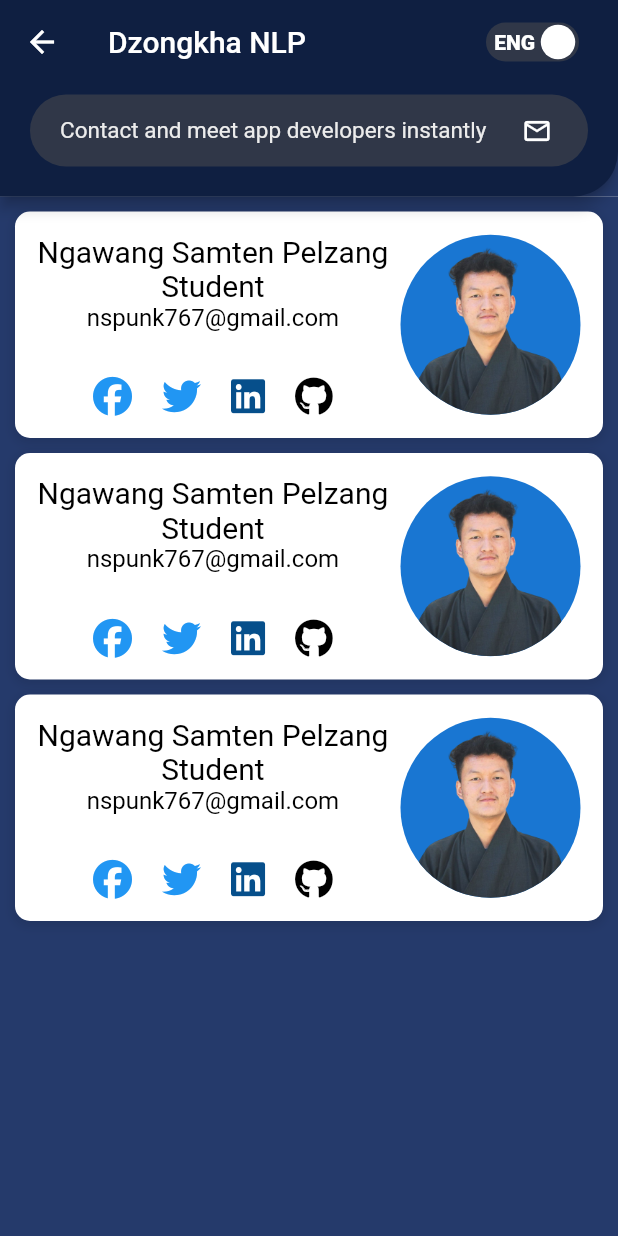
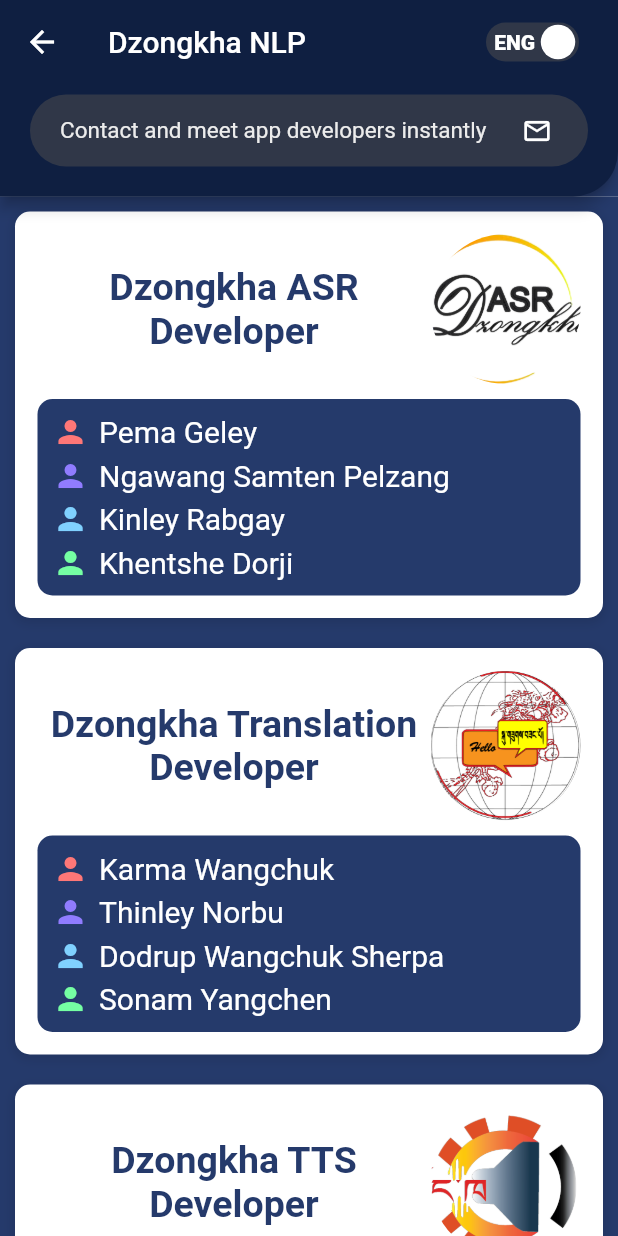
Before and after one commit to kinleyrabgay/nlp-v0, a Flutter app: the Developer screen opened directly, on a phone screen of 412 x 824 dp. Run offline on Flutter 3.47's test engine with Material 2 defaults, Android fonts, the phone set to English and light mode, and no system bars; drawn by our look-alikes of flutter_switch; our stand-ins replace assets_audio_player, audioplayers, file_picker, flutter_spinkit, flutter_svg, font_awesome_flutter and 2 more; missing offline and left inert: audio_slider, audio_waveforms, record; accounts and stored records are empty.

Commit message:
developer ui update and added 'asr model id

```diff
--- a/lib/api/data.dart
+++ b/lib/api/data.dart
@@ -6,14 +6,12 @@ import 'package:flutter/cupertino.dart';
 import 'package:http/http.dart' as http;
 
 class DataServices {
-  static const GET_TRANSCRIPTION =
-      'http://10.2.5.154:8000/next_transcription/2/';
-  static const UPLOAD_AUDIO = 'http://10.2.5.154:8000/upload/';
   static const TRANSCRIBE_AUDIO =
       'https://nlp.cst.edu.bt/asr/transcribe-audio/';
+  // static const TRANSCRIBE_AUDIO = 'http://10.2.4.138:8000/transcribe-audio/';
 
   //ASR Service
-  static Future<Map> transcribeAudio(file) async {
+  static Future<Map> transcribeAudio(file, modelid) async {
     print("transcribeAudio Called");
     try {
       File audioFile = File(file);
@@ -22,6 +20,8 @@ class DataServices {
       var request = http.MultipartRequest('POST', Uri.parse(TRANSCRIBE_AUDIO));
       request.files
           .add(await http.MultipartFile.fromPath('audio', audioFile.path));
+      request.fields['modelid'] = modelid;
+
       var response = await request.send();
 
       print("transcribeAudio >> Response:: ${response}\n");
--- a/lib/pages/about/about_developer_card.dart
+++ b/lib/pages/about/about_developer_card.dart
@@ -1,32 +1,49 @@
 import 'package:flutter/material.dart';
 import 'package:font_awesome_flutter/font_awesome_flutter.dart';
+import 'package:provider/provider.dart';
 import 'package:url_launcher/url_launcher.dart';
 
+import '../../provider/state.dart';
+
 class ProfileCard extends StatelessWidget {
-  const ProfileCard(
-      {super.key,
-      required this.name,
-      required this.designation,
-      required this.email,
-      required this.facebookurl,
-      required this.twitterurl,
-      required this.linkedinurl,
-      required this.githuburl,
-      required this.avaterurl});
-  final String name;
-  final String designation;
-  final String email;
-  final String facebookurl;
-  final String twitterurl;
-  final String linkedinurl;
-  final String githuburl;
-  final String avaterurl;
+  const ProfileCard({
+    super.key,
+    required this.developer1,
+    required this.developer2,
+    required this.developer3,
+    required this.developer4,
+    required this.projectname,
+    required this.projectlogo,
+    required this.projecturl,
+  });
+
+  final String developer1;
+  final String developer2;
+  final String developer3;
+  final String developer4;
+  final String projectname;
+  final String projectlogo;
+  final String projecturl;
+
+  void _launchURL(String url) async {
+    // const url = 'https://nlp.cst.edu.bt/'; // Replace with your desired URL
+
+    if (await canLaunch(url)) {
+      await launch(url);
+    } else {
+      throw 'Could not launch $url';
+    }
+  }
 
   @override
   Widget build(BuildContext context) {
     Size size = MediaQuery.of(context).size;
-    return Container(
+    final englishState = Provider.of<EnglishState>(context);
+    return InkWell(
+      onTap: () => _launchURL("https://nlp.cst.edu.bt/"),
+      child: Container(
         margin: EdgeInsets.only(bottom: 10),
+        width: MediaQuery.of(context).size.width,
         decoration: BoxDecoration(
           color: Colors.white,
           borderRadius: const BorderRadius.all(Radius.circular(10)),
@@ -41,98 +58,131 @@ class ProfileCard extends StatelessWidget {
         ),
         child: Padding(
           padding: const EdgeInsets.all(15.0),
-        child: Row(
-          mainAxisAlignment: MainAxisAlignment.spaceBetween,
+          child: Column(
+            mainAxisAlignment: MainAxisAlignment.center,
             crossAxisAlignment: CrossAxisAlignment.center,
             children: [
-            // Details
-            Column(
+              Row(
                 children: [
-                Column(
+                  Expanded(
+                    child: Text(
+                      projectname,
+                      style: TextStyle(
+                        fontSize: 25,
+                        fontWeight: FontWeight.w600,
+                        color: englishState.isEnglishSelected
+                            ? Color.fromARGB(255, 37, 58, 107)
+                            : Color.fromARGB(255, 0, 0, 0),
+                      ),
+                      softWrap: true,
+                      textAlign: TextAlign.center,
+                    ),
+                  ),
+                  CircleAvatar(
+                    radius: 50,
+                    backgroundImage: AssetImage(projectlogo),
+                    backgroundColor: Colors.white,
+                  ),
+                ],
+              ),
+              Container(
+                padding: EdgeInsets.all(10),
+                margin: EdgeInsets.only(top: 10),
+                decoration: BoxDecoration(
+                    color: englishState.isEnglishSelected
+                        ? Color.fromARGB(255, 37, 58, 107)
+                        : Color.fromARGB(255, 243, 181, 56),
+                    borderRadius: BorderRadius.all(Radius.circular(10))),
+                child: Column(
+                  mainAxisAlignment: MainAxisAlignment.start,
+                  crossAxisAlignment: CrossAxisAlignment.stretch,
                   children: [
+                    Row(
+                      children: [
+                        Icon(
+                          Icons.person,
+                          color: Color.fromARGB(255, 255, 119, 119),
+                        ),
+                        SizedBox(
+                          width: 7,
+                        ),
                         Text(
-                      name,
+                          developer1,
                           style: TextStyle(
                             fontSize: 20,
-                        color: Colors.black,
-                      ),
-                    ),
-                    Text(
-                      designation,
-                      style: TextStyle(
-                        fontSize: 20,
-                        color: Colors.black,
-                      ),
-                    ),
-                    Text(
-                      email,
-                      style: TextStyle(
-                        fontSize: 16,
-                        color: Colors.black,
+                            color: Color.fromARGB(255, 255, 255, 255),
                           ),
                         ),
                       ],
                     ),
-                const SizedBox(height: 30),
+                    SizedBox(
+                      height: 5,
+                    ),
                     Row(
                       children: [
-                    GestureDetector(
-                      onTap: () {
-                        String facebookUrl = facebookurl;
-                        launchUrl(Uri.parse(facebookUrl));
-                      },
-                      child: const FaIcon(
-                        FontAwesomeIcons.facebook,
-                        size: 26,
-                        color: Colors.blue,
+                        Icon(
+                          Icons.person,
+                          color: Color.fromARGB(255, 144, 124, 255),
                         ),
+                        SizedBox(
+                          width: 7,
                         ),
-                    SizedBox(width: 20),
-                    GestureDetector(
-                      onTap: () {
-                        String twitterUrl = twitterurl;
-                        launchUrl(Uri.parse(twitterUrl));
-                      },
-                      child: const FaIcon(
-                        FontAwesomeIcons.twitter,
-                        size: 26,
-                        color: Colors.blue,
-                      ),
-                    ),
-                    SizedBox(width: 20),
-                    GestureDetector(
-                      onTap: () {
-                        String linkedinUrl = linkedinurl;
-                        launchUrl(Uri.parse(linkedinUrl));
-                      },
-                      child: const FaIcon(
-                        FontAwesomeIcons.linkedin,
-                        size: 26,
-                        color: Color.fromARGB(255, 6, 79, 139),
-                      ),
-                    ),
-                    SizedBox(width: 20),
-                    GestureDetector(
-                      onTap: () {
-                        String githubUrl = githuburl;
-                        launchUrl(Uri.parse(githubUrl));
-                      },
-                      child: const FaIcon(
-                        FontAwesomeIcons.github,
-                        size: 26,
-                        color: Colors.black,
+                        Text(
+                          developer2,
+                          style: TextStyle(
+                            fontSize: 20,
+                            color: Color.fromARGB(255, 255, 255, 255),
                           ),
                         ),
                       ],
+                    ),
+                    SizedBox(
+                      height: 5,
+                    ),
+                    Row(
+                      children: [
+                        Icon(
+                          Icons.person,
+                          color: Color.fromARGB(255, 128, 209, 255),
+                        ),
+                        SizedBox(
+                          width: 7,
+                        ),
+                        Text(
+                          developer3,
+                          style: TextStyle(
+                            fontSize: 20,
+                            color: Color.fromARGB(255, 255, 255, 255),
+                          ),
+                        ),
+                      ],
+                    ),
+                    SizedBox(
+                      height: 5,
+                    ),
+                    Row(
+                      children: [
+                        Icon(
+                          Icons.person,
+                          color: Color.fromARGB(255, 117, 255, 163),
+                        ),
+                        SizedBox(
+                          width: 7,
+                        ),
+                        Text(
+                          developer4,
+                          style: TextStyle(
+                            fontSize: 20,
+                            color: Color.fromARGB(255, 255, 255, 255),
+                          ),
+                        ),
+                      ],
+                    ),
+                  ],
+                ),
               )
             ],
           ),
-            // Image
-            CircleAvatar(
-              radius: 60,
-              backgroundImage: AssetImage(avaterurl),
-            )
-          ],
         ),
       ),
     );
--- a/lib/pages/about/about_us.dart
+++ b/lib/pages/about/about_us.dart
@@ -44,6 +44,9 @@ class _AboutPageState extends State<AboutPage> {
                 style: TextStyle(
                   fontSize: 28,
                   fontWeight: FontWeight.bold,
+                  color: englishState.isEnglishSelected
+                      ? Color.fromARGB(255, 255, 255, 255)
+                      : Color.fromARGB(255, 0, 0, 0),
                 ),
               ),
               SizedBox(height: 8),
@@ -52,8 +55,10 @@ class _AboutPageState extends State<AboutPage> {
                 style: TextStyle(
                   fontSize: 48,
                   fontWeight: FontWeight.bold,
-                  color: Color.fromARGB(
-                      255, 255, 255, 255), // Replace with your desired color
+                  color: englishState.isEnglishSelected
+                      ? Color.fromARGB(255, 255, 240, 25)
+                      : Color.fromARGB(
+                          255, 0, 71, 165), // Replace with your desired color
                   fontFamily:
                       'Montserrat', // Replace with your desired font family
                 ),
@@ -63,6 +68,9 @@ class _AboutPageState extends State<AboutPage> {
                 'v1.0.0',
                 style: TextStyle(
                   fontSize: 18,
+                  color: englishState.isEnglishSelected
+                      ? Color.fromARGB(255, 255, 255, 255)
+                      : Color.fromARGB(255, 0, 0, 0),
                 ),
               ),
               SizedBox(height: 24),
@@ -70,6 +78,9 @@ class _AboutPageState extends State<AboutPage> {
                 'Our App is a collaboration with',
                 style: TextStyle(
                   fontSize: 18,
+                  color: englishState.isEnglishSelected
+                      ? Color.fromARGB(255, 255, 255, 255)
+                      : Color.fromARGB(255, 0, 0, 0),
                 ),
               ),
               SizedBox(height: 8),
@@ -114,7 +125,9 @@ class _AboutPageState extends State<AboutPage> {
                 label: Text(
                   'Share App',
                   style: TextStyle(
-                    color: Colors.white,
+                    color: englishState.isEnglishSelected
+                        ? Color.fromARGB(255, 255, 255, 255)
+                        : Color.fromARGB(255, 255, 255, 255),
                   ),
                 ),
                 style: ElevatedButton.styleFrom(
@@ -150,17 +163,23 @@ class _AboutPageState extends State<AboutPage> {
               ),
               SizedBox(height: 16),
               Text(
-                'Contact DDC: example@ddc.com',
+                'Contact CST: https://nlp.cst.edu.bt/',
                 style: TextStyle(
                   fontSize: 14,
+                  color: englishState.isEnglishSelected
+                      ? Color.fromARGB(255, 255, 255, 255)
+                      : Color.fromARGB(255, 0, 0, 0),
                 ),
               ),
               SizedBox(height: 8),
               Text(
-                '© 2023 DDC. All rights reserved.',
+                '© 2023 CST. All rights reserved.',
                 style: TextStyle(
                   fontSize: 12,
                   fontWeight: FontWeight.bold,
+                  color: englishState.isEnglishSelected
+                      ? Color.fromARGB(255, 255, 255, 255)
+                      : Color.fromARGB(255, 0, 0, 0),
                 ),
               ),
             ],
--- a/lib/pages/about/developer.dart
+++ b/lib/pages/about/developer.dart
@@ -33,36 +33,41 @@ class Developer extends StatelessWidget {
             Padding(
               padding: const EdgeInsets.all(10.0),
               child: Column(
+                mainAxisAlignment: MainAxisAlignment.center,
+                crossAxisAlignment: CrossAxisAlignment.center,
                 children: [
                   ProfileCard(
-                    name: "Ngawang Samten Pelzang",
-                    designation: "Student",
-                    email: "nspunk767@gmail.com",
-                    facebookurl: "",
-                    twitterurl: "",
-                    linkedinurl: "",
-                    githuburl: "",
-                    avaterurl: "assets/img/nsp_trans.png",
+                    developer1: "Pema Geley",
+                    developer2: "Ngawang Samten Pelzang",
+                    developer3: "Kinley Rabgay",
+                    developer4: "Khentshe Dorji",
+                    projectname: "Dzongkha ASR Developer",
+                    projectlogo: 'assets/img/splash.png',
+                    projecturl: "http://127.0.0.1:8000/asr/",
+                  ),
+                  SizedBox(
+                    height: 10,
                   ),
                   ProfileCard(
-                    name: "Ngawang Samten Pelzang",
-                    designation: "Student",
-                    email: "nspunk767@gmail.com",
-                    facebookurl: "",
-                    twitterurl: "",
-                    linkedinurl: "",
-                    githuburl: "",
-                    avaterurl: "assets/img/nsp_trans.png",
+                    developer1: "Karma Wangchuk",
+                    developer2: "Thinley Norbu",
+                    developer3: "Dodrup Wangchuk Sherpa",
+                    developer4: "Sonam Yangchen",
+                    projectname: "Dzongkha Translation Developer",
+                    projectlogo: 'assets/img/nmt_logo.png',
+                    projecturl: "http://127.0.0.1:8000/nmt/",
+                  ),
+                  SizedBox(
+                    height: 10,
                   ),
                   ProfileCard(
-                    name: "Ngawang Samten Pelzang",
-                    designation: "Student",
-                    email: "nspunk767@gmail.com",
-                    facebookurl: "",
-                    twitterurl: "",
-                    linkedinurl: "",
-                    githuburl: "",
-                    avaterurl: "assets/img/nsp_trans.png",
+                    developer1: "Yeshi Jamtsho",
+                    developer2: "Kamal Archarya",
+                    developer3: "Sangay Tenzin",
+                    developer4: "Sonam Rabgay",
+                    projectname: "Dzongkha TTS Developer",
+                    projectlogo: 'assets/img/tts-logo.png',
+                    projecturl: "http://127.0.0.1:8000/tts/",
                   )
                 ],
               ),
--- a/lib/pages/model/asr/asr_model.dart
+++ b/lib/pages/model/asr/asr_model.dart
@@ -19,8 +19,8 @@ class TryModel extends StatefulWidget {
 class _TryModelState extends State<TryModel> {
   bool isLoading = false;
   var _predicted_text_controller = TextEditingController();
-  var model = ['asdfasdf', 'asdfasdfa'];
-  var currentmodel = 'asdfasdf';
+  var model = ['Wav2Vac2XLR', 'Wav2Vac2XLR with LM'];
+  var currentmodel = 'Wav2Vac2XLR with LM';
 
   @override
   void initState() {
@@ -32,7 +32,7 @@ class _TryModelState extends State<TryModel> {
     setState(() {
       isLoading = true; // start the spinner
     });
-    DataServices.transcribeAudio(file).then(
+    DataServices.transcribeAudio(file, model.indexOf(currentmodel) + 1).then(
       (value) => {
         // print(value),
         if (value != null)
```
Lines whose indentation alone changed are shown as unchanged.
